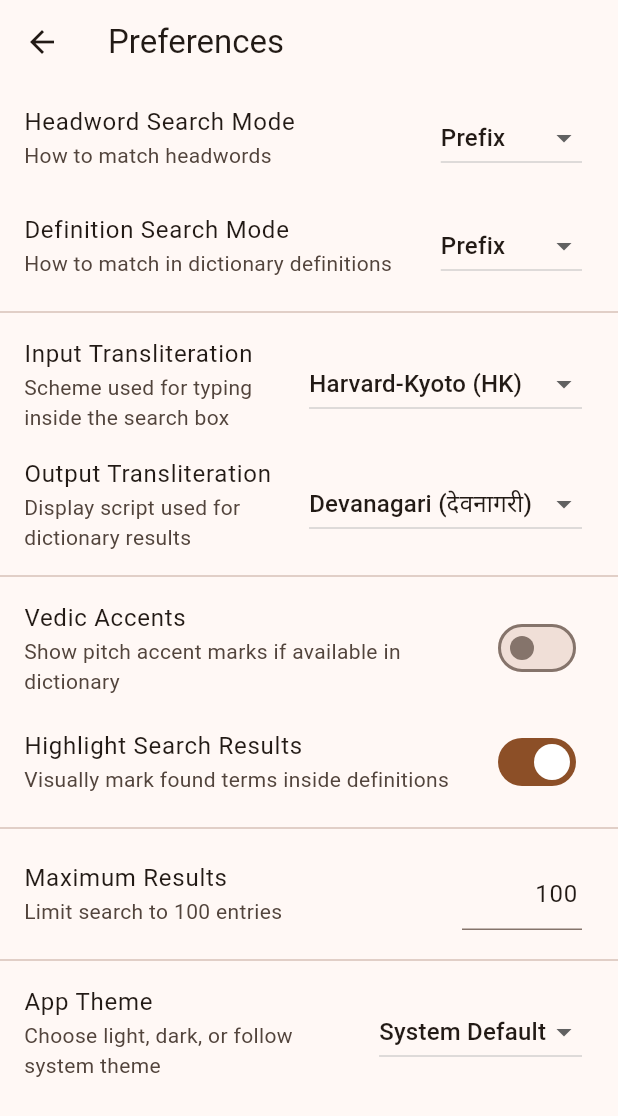
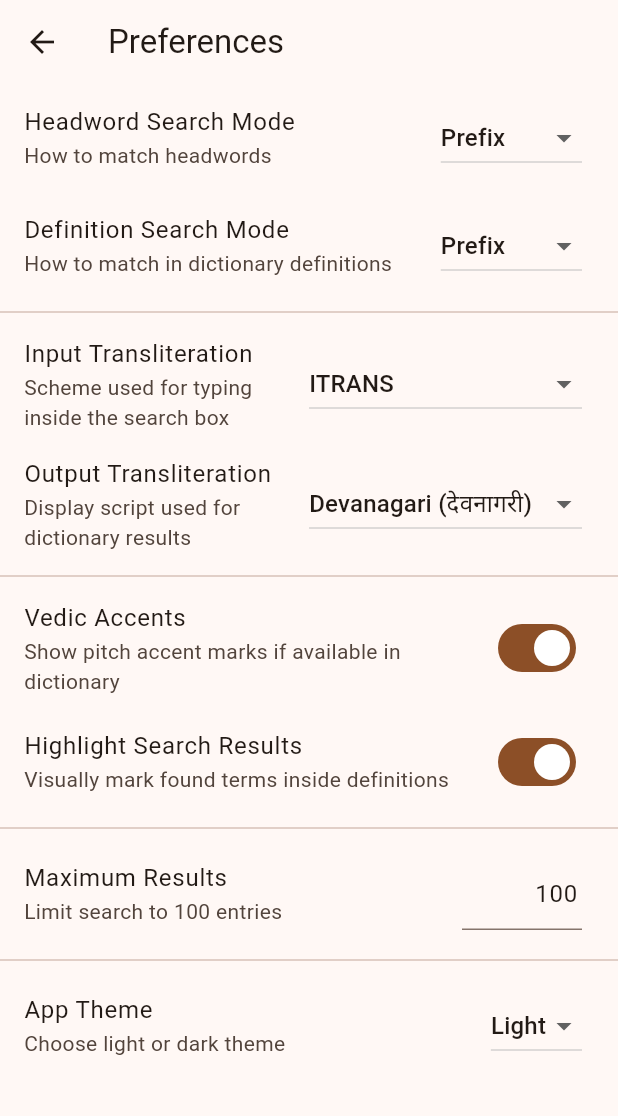
Before and after one commit to sanskrit-lexicon/csl-app, a Flutter app: the PreferencesScreen screen opened directly, on a phone screen of 412 x 824 dp. Shown: the top 1116 px of the screen. Run offline on Flutter 3.47's test engine with Material 3 defaults, Android fonts, the phone set to English and light mode, and no system bars; our stand-ins replace flutter_riverpod, flutter_widget_from_html_core, package_info_plus, shared_preferences, sqflite_common_ffi; missing offline and left inert: indic_transliteration_dart; accounts and stored records are empty; network calls fail.

Commit message:
defaults made easier

```diff
--- a/lib/core/settings_service.dart
+++ b/lib/core/settings_service.dart
@@ -22,16 +22,17 @@ class SettingsService {
       definitionSearchMode: SearchModeX.fromValue(
           prefs.getString(_defMode) ?? SearchMode.prefix.name),
 
-      inputTranslit: prefs.getString(_inputTranslit) ?? 'hk',
+      inputTranslit: prefs.getString(_inputTranslit) ?? 'itrans',
       outputTranslit: prefs.getString(_outputTranslit) ?? 'devanagari',
-      showAccent: prefs.getBool(_showAccent) ?? false,
+      showAccent: prefs.getBool(_showAccent) ?? true,
       highlightEnabled: prefs.getBool(_highlight) ?? true,
       maxResults: prefs.getInt(_maxResults) ?? 100,
       activeDictCodes: _decodeList(prefs.getString(_activeDicts)),
       themeMode: AppThemeMode.values.firstWhere(
         (e) => e.name == prefs.getString(_themeMode),
-        orElse: () => AppThemeMode.system,
+        orElse: () => AppThemeMode.light,
       ),
+
     );
   }
 
--- a/lib/core/transliteration_service.dart
+++ b/lib/core/transliteration_service.dart
@@ -68,8 +68,9 @@ class TransliterationService {
       transliterate(text, fromScheme, 'slp1');
 
   /// Convenience: SLP1 DB text → display scheme.
-  static String fromSlp1(String text, String toScheme) =>
-      transliterate(text, 'slp1', toScheme);
+  static String fromSlp1(String text, String toScheme, {bool useAccented = false}) =>
+      transliterate(text, useAccented ? 'slp1_accented' : 'slp1', toScheme);
+
 
   /// Strip SLP1 accent markers.
   /// In key2, '/' appears before an accented vowel (Vedic pitch accent).
--- a/lib/features/preferences/preferences_screen.dart
+++ b/lib/features/preferences/preferences_screen.dart
@@ -114,7 +114,8 @@ class PreferencesScreen extends ConsumerWidget {
           // 8. Theme Mode
           ListTile(
             title: const Text('App Theme'),
-            subtitle: const Text('Choose light, dark, or follow system theme'),
+            subtitle: const Text('Choose light or dark theme'),
+
             trailing: DropdownButton<AppThemeMode>(
               value: settings.themeMode,
               onChanged: (v) {
--- a/lib/models/app_settings.dart
+++ b/lib/models/app_settings.dart
@@ -2,13 +2,12 @@ import 'package:flutter/foundation.dart';
 import 'package:flutter/material.dart' show ThemeMode;
 
 /// Theme modes for the app.
-enum AppThemeMode { system, light, dark }
+enum AppThemeMode { light, dark }
+
 
 extension AppThemeModeX on AppThemeMode {
   String get label {
     switch (this) {
-      case AppThemeMode.system:
-        return 'System Default';
       case AppThemeMode.light:
         return 'Light';
       case AppThemeMode.dark:
@@ -18,8 +17,6 @@ extension AppThemeModeX on AppThemeMode {
 
   ThemeMode get toThemeMode {
     switch (this) {
-      case AppThemeMode.system:
-        return ThemeMode.system;
       case AppThemeMode.light:
         return ThemeMode.light;
       case AppThemeMode.dark:
@@ -27,6 +24,8 @@ extension AppThemeModeX on AppThemeMode {
     }
   }
 }
+
+
 
 /// Search mode for headword or definition search.
 enum SearchMode { exact, prefix, suffix, substring }
@@ -73,14 +72,15 @@ class AppSettings {
   const AppSettings({
     this.headwordSearchMode = SearchMode.prefix,
     this.definitionSearchMode = SearchMode.prefix,
-    this.inputTranslit = 'hk',
+    this.inputTranslit = 'itrans',
     this.outputTranslit = 'devanagari',
-    this.showAccent = false,
+    this.showAccent = true,
     this.highlightEnabled = true,
     this.maxResults = 100,
     this.activeDictCodes = const [],
-    this.themeMode = AppThemeMode.system,
+    this.themeMode = AppThemeMode.light,
   });
+
 
   AppSettings copyWith({
     SearchMode? headwordSearchMode,
```
Also changed, not shown: lib/rendering/entry_renderer.dart (+52 -12 lines).
